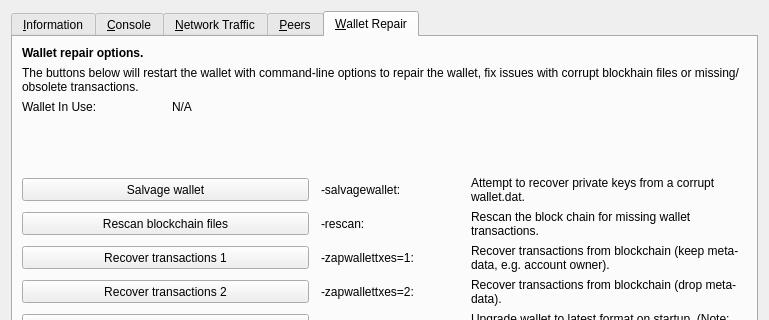
Before: the Qt Designer form src/qt/forms/toolspage.ui in axelnetwork/AXEL, drawn with Qt 5; both pictures show x 0 to 769 and y 0 to 320 of the 769 by 485 pixel window.
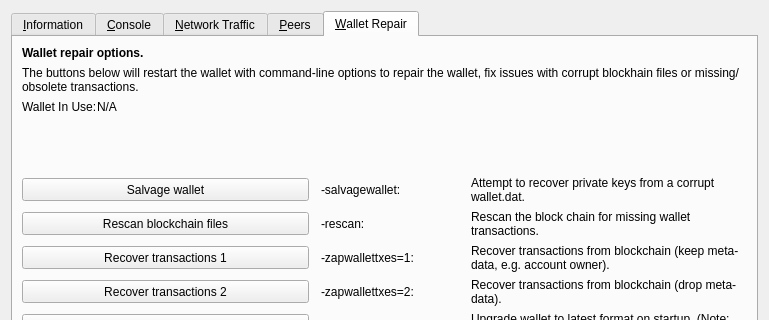
After: the same form once the commit is applied. The open tabs and pages were chosen to show the change. Icons and pictures are not drawn. Custom widgets are drawn as their Qt base class.

Patch:
```diff
--- a/src/qt/forms/toolspage.ui
+++ b/src/qt/forms/toolspage.ui
@@ -1124,13 +1124,15 @@
         </widget>
        </item>
        <item row="2" column="0">
+ 	<layout class="QHBoxLayout" name="horizontalLayout_walletpath">
+	<item>	
         <widget class="QLabel" name="wallet_path_label">
          <property name="text">
           <string>Wallet In Use:</string>
          </property>
         </widget>
        </item>
-       <item row="2" column="1" colspan="3">
+	<item>	
         <widget class="QLabel" name="wallet_path">
          <property name="cursor">
           <cursorShape>IBeamCursor</cursorShape>
@@ -1145,6 +1147,8 @@
           <set>Qt::LinksAccessibleByMouse|Qt::TextSelectableByKeyboard|Qt::TextSelectableByMouse</set>
          </property>
         </widget>
+	</item>	
+	</layout>
        </item>
        <item row="3" column="0">
         <spacer name="verticalSpacer_repair1">
```
Lines whose indentation alone changed are shown as unchanged.
